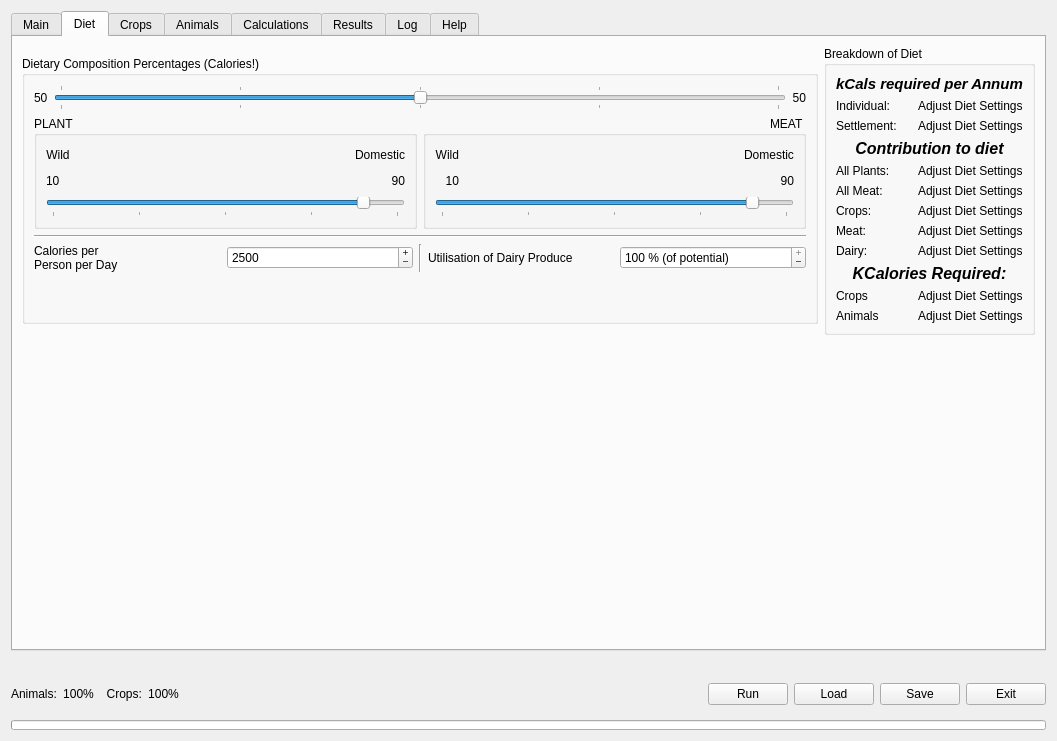
Old version of the form src/ui/lamainformbase.ui in the repository arkygeek/landuseanalyst.
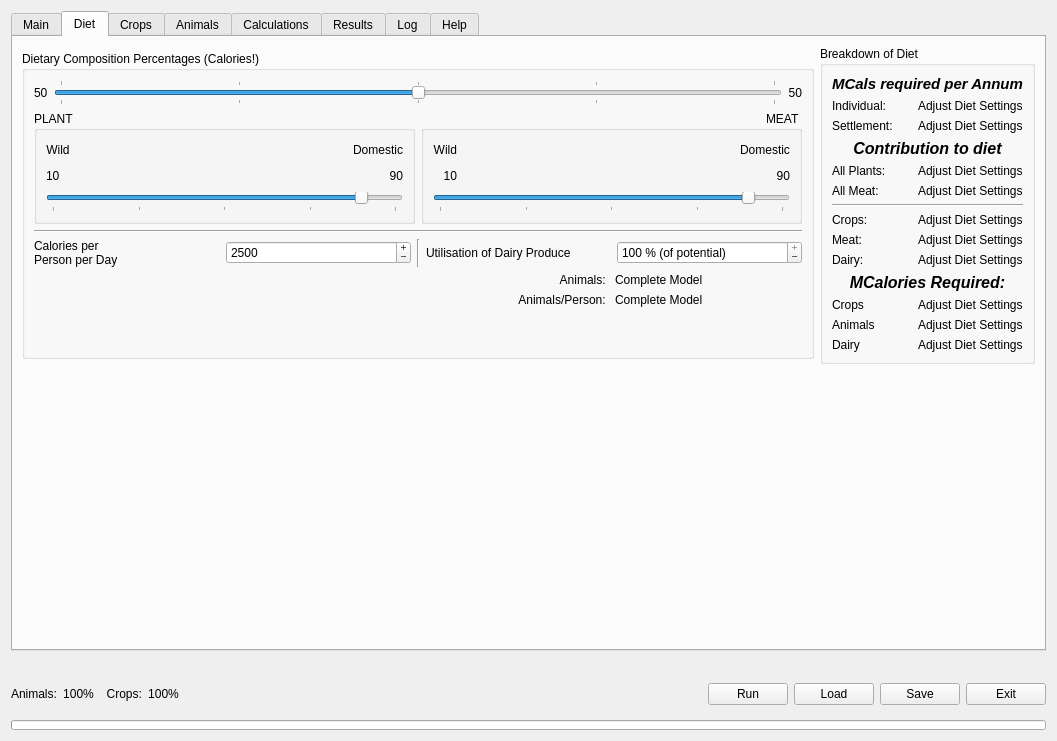
New version of the form. The open tabs and pages were chosen to show the change. Icons and pictures are not drawn.

Commit message: Diet calcs working better but not yet perfect.  having problems with fodder table repopulating after changes being applied.  need to finish incorporating fodder in equations.  had to add days being fed the fodder as the amount enetered is a daily amount in grams

The edit to the form file:
```diff
--- a/src/ui/lamainformbase.ui
+++ b/src/ui/lamainformbase.ui
@@ -593,7 +593,7 @@
       <attribute name="title" >
        <string>Diet</string>
       </attribute>
-      <layout class="QGridLayout" name="gridLayout_7" >
+      <layout class="QGridLayout" name="gridLayout_8" >
        <item row="0" column="0" >
         <widget class="QGroupBox" name="diet_comp_box" >
          <property name="sizePolicy" >
@@ -605,7 +605,7 @@
          <property name="title" >
           <string>Dietary Composition Percentages (Calories!)</string>
          </property>
-         <layout class="QGridLayout" name="gridLayout_5" >
+         <layout class="QGridLayout" name="gridLayout_7" >
           <item row="0" column="0" colspan="2" >
            <layout class="QHBoxLayout" >
             <property name="spacing" >
@@ -1092,9 +1092,6 @@
                 <property name="suffix" >
                  <string> % (of potential)</string>
                 </property>
-                <property name="minimum" >
-                 <number>1</number>
-                </property>
                 <property name="maximum" >
                  <number>100</number>
                 </property>
@@ -1111,6 +1108,44 @@
            </layout>
           </item>
           <item row="4" column="1" >
+           <layout class="QGridLayout" name="gridLayout_5" >
+            <item row="0" column="0" >
+             <widget class="QLabel" name="label_36" >
+              <property name="text" >
+               <string>Animals: </string>
+              </property>
+              <property name="alignment" >
+               <set>Qt::AlignRight|Qt::AlignTrailing|Qt::AlignVCenter</set>
+              </property>
+             </widget>
+            </item>
+            <item row="0" column="1" >
+             <widget class="QLabel" name="labelNumberOfAnimals" >
+              <property name="text" >
+               <string>Complete Model</string>
+              </property>
+             </widget>
+            </item>
+            <item row="1" column="0" >
+             <widget class="QLabel" name="label_37" >
+              <property name="text" >
+               <string>Animals/Person: </string>
+              </property>
+              <property name="alignment" >
+               <set>Qt::AlignRight|Qt::AlignTrailing|Qt::AlignVCenter</set>
+              </property>
+             </widget>
+            </item>
+            <item row="1" column="1" >
+             <widget class="QLabel" name="labelAnimalsPerPerson" >
+              <property name="text" >
+               <string>Complete Model</string>
+              </property>
+             </widget>
+            </item>
+           </layout>
+          </item>
+          <item row="5" column="1" >
            <spacer>
             <property name="orientation" >
              <enum>Qt::Vertical</enum>
@@ -1156,10 +1191,11 @@
           <item row="0" column="0" >
            <widget class="QLabel" name="label_4" >
             <property name="text" >
-             <string>&lt;html>&lt;head>&lt;meta name="qrichtext" content="1" />&lt;style type="text/css">
+             <string>&lt;!DOCTYPE HTML PUBLIC "-//W3C//DTD HTML 4.0//EN" "http://www.w3.org/TR/REC-html40/strict.dtd">
+&lt;html>&lt;head>&lt;meta name="qrichtext" content="1" />&lt;style type="text/css">
 p, li { white-space: pre-wrap; }
-&lt;/style>&lt;/head>&lt;body style=" font-family:'Sans Serif'; font-size:9pt; font-weight:400; font-style:normal; text-decoration:none;">
-&lt;p style=" margin-top:0px; margin-bottom:0px; margin-left:0px; margin-right:0px; -qt-block-indent:0; text-indent:0px;">&lt;span style=" font-size:11pt; font-weight:600; font-style:italic;">kCals required per Annum&lt;/span>&lt;/p>&lt;/body>&lt;/html></string>
+&lt;/style>&lt;/head>&lt;body style=" font-family:'DejaVu Sans'; font-size:10pt; font-weight:400; font-style:normal;">
+&lt;p style=" margin-top:0px; margin-bottom:0px; margin-left:0px; margin-right:0px; -qt-block-indent:0; text-indent:0px; font-family:'Sans Serif'; font-size:9pt;">&lt;span style=" font-size:11pt; font-weight:600; font-style:italic;">MCals required per Annum&lt;/span>&lt;/p>&lt;/body>&lt;/html></string>
             </property>
             <property name="alignment" >
              <set>Qt::AlignCenter</set>
@@ -1275,7 +1311,7 @@
             </item>
            </layout>
           </item>
-          <item row="6" column="0" >
+          <item row="7" column="0" >
            <layout class="QHBoxLayout" >
             <property name="spacing" >
              <number>6</number>
@@ -1299,7 +1335,7 @@
             </item>
            </layout>
           </item>
-          <item row="7" column="0" >
+          <item row="8" column="0" >
            <layout class="QHBoxLayout" >
             <property name="spacing" >
              <number>6</number>
@@ -1323,7 +1359,7 @@
             </item>
            </layout>
           </item>
-          <item row="8" column="0" >
+          <item row="9" column="0" >
            <layout class="QHBoxLayout" name="_3" >
             <property name="spacing" >
              <number>6</number>
@@ -1347,20 +1383,21 @@
             </item>
            </layout>
           </item>
-          <item row="9" column="0" >
-           <widget class="QLabel" name="label_20" >
-            <property name="text" >
-             <string>&lt;html>&lt;head>&lt;meta name="qrichtext" content="1" />&lt;style type="text/css">
-p, li { white-space: pre-wrap; }
-&lt;/style>&lt;/head>&lt;body style=" font-family:'Sans Serif'; font-size:9pt; font-weight:400; font-style:normal; text-decoration:none;">
-&lt;p style=" margin-top:0px; margin-bottom:0px; margin-left:0px; margin-right:0px; -qt-block-indent:0; text-indent:0px;">&lt;span style=" font-size:12pt; font-weight:600; font-style:italic;">KCalories Required:&lt;/span>&lt;/p>&lt;/body>&lt;/html></string>
-            </property>
-            <property name="alignment" >
-             <set>Qt::AlignCenter</set>
-            </property>
-           </widget>
-          </item>
           <item row="10" column="0" >
+           <widget class="QLabel" name="label_20" >
+            <property name="text" >
+             <string>&lt;!DOCTYPE HTML PUBLIC "-//W3C//DTD HTML 4.0//EN" "http://www.w3.org/TR/REC-html40/strict.dtd">
+&lt;html>&lt;head>&lt;meta name="qrichtext" content="1" />&lt;style type="text/css">
+p, li { white-space: pre-wrap; }
+&lt;/style>&lt;/head>&lt;body style=" font-family:'DejaVu Sans'; font-size:10pt; font-weight:400; font-style:normal;">
+&lt;p style=" margin-top:0px; margin-bottom:0px; margin-left:0px; margin-right:0px; -qt-block-indent:0; text-indent:0px; font-family:'Sans Serif'; font-size:9pt;">&lt;span style=" font-size:12pt; font-weight:600; font-style:italic;">MCalories Required:&lt;/span>&lt;/p>&lt;/body>&lt;/html></string>
+            </property>
+            <property name="alignment" >
+             <set>Qt::AlignCenter</set>
+            </property>
+           </widget>
+          </item>
+          <item row="11" column="0" >
            <layout class="QHBoxLayout" >
             <property name="spacing" >
              <number>6</number>
@@ -1384,7 +1421,7 @@
             </item>
            </layout>
           </item>
-          <item row="11" column="0" >
+          <item row="12" column="0" >
            <layout class="QHBoxLayout" >
             <property name="spacing" >
              <number>6</number>
@@ -1408,6 +1445,37 @@
             </item>
            </layout>
           </item>
+          <item row="13" column="0" >
+           <layout class="QHBoxLayout" name="_4" >
+            <property name="spacing" >
+             <number>6</number>
+            </property>
+            <property name="margin" >
+             <number>0</number>
+            </property>
+            <item>
+             <widget class="QLabel" name="label_35" >
+              <property name="text" >
+               <string>Dairy</string>
+              </property>
+             </widget>
+            </item>
+            <item>
+             <widget class="QLabel" name="labelCaloriesDairy" >
+              <property name="text" >
+               <string>Adjust Diet Settings</string>
+              </property>
+             </widget>
+            </item>
+           </layout>
+          </item>
+          <item row="6" column="0" >
+           <widget class="Line" name="line_3" >
+            <property name="orientation" >
+             <enum>Qt::Horizontal</enum>
+            </property>
+           </widget>
+          </item>
          </layout>
         </widget>
        </item>
@@ -1424,6 +1492,19 @@
          </property>
         </spacer>
        </item>
+       <item row="1" column="1" >
+        <spacer name="verticalSpacer" >
+         <property name="orientation" >
+          <enum>Qt::Vertical</enum>
+         </property>
+         <property name="sizeHint" stdset="0" >
+          <size>
+           <width>20</width>
+           <height>245</height>
+          </size>
+         </property>
+        </spacer>
+       </item>
       </layout>
      </widget>
      <widget class="QWidget" name="crops_tab" >
```
The commit also changes 9 other files.
